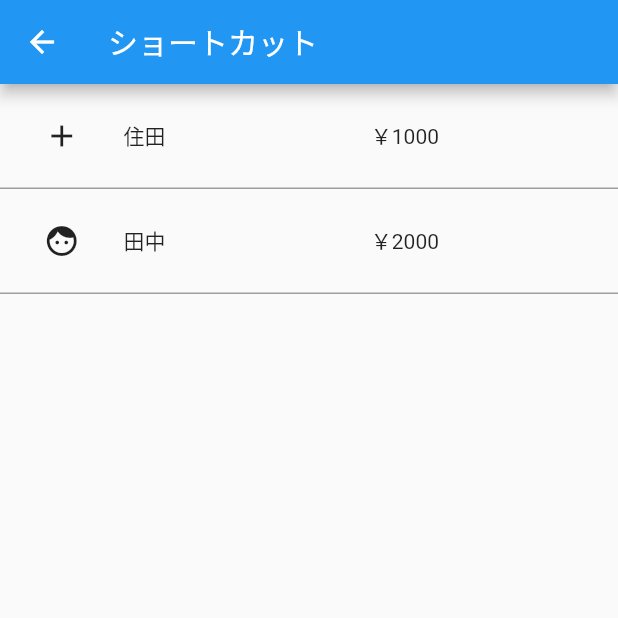
After one commit to TeamSaifu/Saifu_Flutter, a Flutter app: the ShortcutPage screen opened by its route, on a phone screen of 412 x 824 dp, the top half of it. The commit adds this screen. Run offline on Flutter 3.47's test engine with Material 2 defaults, Android fonts, the phone set to English and light mode, and no system bars; our stand-ins replace sqflite; accounts and stored records are empty.

Commit message:
SIF-43 ショートカット編集画面のレイアウト作成

```diff
--- a/lib/main.dart
+++ b/lib/main.dart
@@ -1,8 +1,9 @@
 import 'package:flutter/material.dart';
-import 'package:saifu/page.dart';
-import 'package:saifu/wish_list.dart';
 import 'package:saifu/add_wish_item.dart';
 import 'package:saifu/log.dart';
+import 'package:saifu/page.dart';
+import 'package:saifu/shortcut.dart';
+import 'package:saifu/wish_list.dart';
 
 void main() {
   runApp(MyApp());
@@ -26,6 +27,7 @@ class MyApp extends StatelessWidget {
       routes: {
         '/': (_) => MyHomePage(),
         '/add': (_) => AddWishItemPage(),
+        '/shortcut': (_) => ShortcutPage(),
       },
     );
   }
--- /dev/null
+++ b/lib/shortcut.dart
@@ -0,0 +1,48 @@
+import 'package:flutter/material.dart';
+import 'package:saifu/shortcut_model.dart';
+
+class ShortcutPage extends StatelessWidget {
+  List<ShortcutModel> _shortcutList = [
+    ShortcutModel(price: '￥1000', icon: Icons.add, name: '住田'),
+    ShortcutModel(price: '￥2000', icon: Icons.face, name: '田中'),
+  ];
+
+  Widget _shortcutItem({int index}) {
+    return Container(
+      height: 70,
+      decoration: new BoxDecoration(
+          border:
+              new Border(bottom: BorderSide(width: 1.0, color: Colors.grey))),
+      child: Row(
+        children: [
+          Expanded(
+            flex: 2,
+            child: Icon(_shortcutList[index].icon),
+          ),
+          Expanded(
+            flex: 4,
+            child: Text(_shortcutList[index].name),
+          ),
+          Expanded(
+            flex: 4,
+            child: Text(_shortcutList[index].price),
+          ),
+        ],
+      ),
+    );
+  }
+
+  @override
+  Widget build(BuildContext context) {
+    return Scaffold(
+      appBar: AppBar(
+        title: Text('ショートカット'),
+      ),
+      body: ListView.builder(
+          itemCount: _shortcutList.length,
+          itemBuilder: (BuildContext context, int index) {
+            return _shortcutItem(index: index);
+          }),
+    );
+  }
+}
--- /dev/null
+++ b/lib/shortcut_model.dart
@@ -0,0 +1,13 @@
+import 'package:flutter/material.dart';
+
+class ShortcutModel {
+  IconData icon;
+  String name;
+  String price;
+
+  ShortcutModel({
+    this.icon,
+    this.name,
+    @required this.price,
+  });
+}
```
